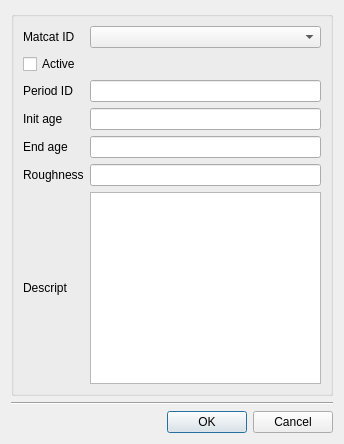
The window that core/ui/toolbars/epa/nonvisual_roughness.ui (Giswater/giswater_qgis_plugin) describes before a commit, drawn with Qt 5.
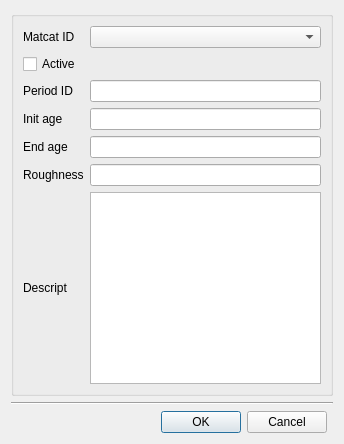
The same window after the commit.

Commit message: style(ui): add lyt_buttons QGridLayout for all dialogs.

Patch:
```diff
--- a/core/ui/toolbars/epa/nonvisual_roughness.ui
+++ b/core/ui/toolbars/epa/nonvisual_roughness.ui
@@ -7,47 +7,13 @@
     <x>0</x>
     <y>0</y>
     <width>344</width>
-    <height>353</height>
+    <height>420</height>
    </rect>
   </property>
   <property name="windowTitle">
    <string>Rule-Based Controls Editor</string>
   </property>
   <layout class="QGridLayout" name="verticalLayout_4">
-   <item row="2" column="0" colspan="2">
-    <layout class="QHBoxLayout" name="horizontalLayout">
-     <property name="sizeConstraint">
-      <enum>QLayout::SetDefaultConstraint</enum>
-     </property>
-     <item>
-      <spacer name="horizontalSpacer">
-       <property name="orientation">
-        <enum>Qt::Horizontal</enum>
-       </property>
-       <property name="sizeHint" stdset="0">
-        <size>
-         <width>40</width>
-         <height>20</height>
-        </size>
-       </property>
-      </spacer>
-     </item>
-     <item>
-      <widget class="QPushButton" name="btn_accept">
-       <property name="text">
-        <string>OK</string>
-       </property>
-      </widget>
-     </item>
-     <item>
-      <widget class="QPushButton" name="btn_cancel">
-       <property name="text">
-        <string>Cancel</string>
-       </property>
-      </widget>
-     </item>
-    </layout>
-   </item>
    <item row="1" column="0" colspan="2">
     <widget class="Line" name="line">
      <property name="orientation">
@@ -154,6 +120,40 @@
      </layout>
     </widget>
    </item>
+   <item row="2" column="0">
+    <layout class="QGridLayout" name="lyt_buttons">
+     <property name="topMargin">
+      <number>0</number>
+     </property>
+     <item row="0" column="0">
+      <spacer name="horizontalSpacer">
+       <property name="orientation">
+        <enum>Qt::Horizontal</enum>
+       </property>
+       <property name="sizeHint" stdset="0">
+        <size>
+         <width>40</width>
+         <height>20</height>
+        </size>
+       </property>
+      </spacer>
+     </item>
+     <item row="0" column="1">
+      <widget class="QPushButton" name="btn_accept">
+       <property name="text">
+        <string>OK</string>
+       </property>
+      </widget>
+     </item>
+     <item row="0" column="2">
+      <widget class="QPushButton" name="btn_cancel">
+       <property name="text">
+        <string>Cancel</string>
+       </property>
+      </widget>
+     </item>
+    </layout>
+   </item>
   </layout>
  </widget>
  <resources/>
```
The commit also changes 58 other files.
